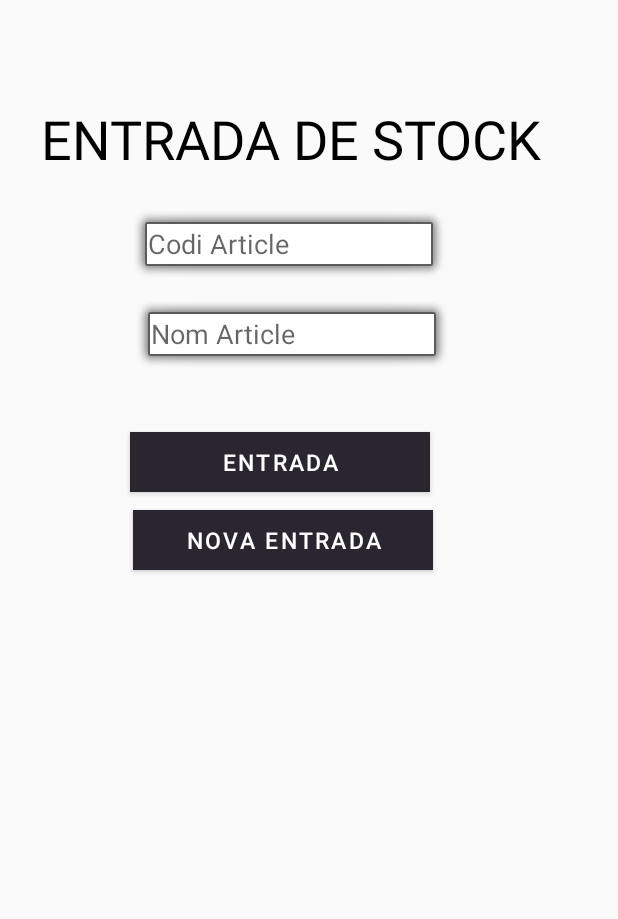
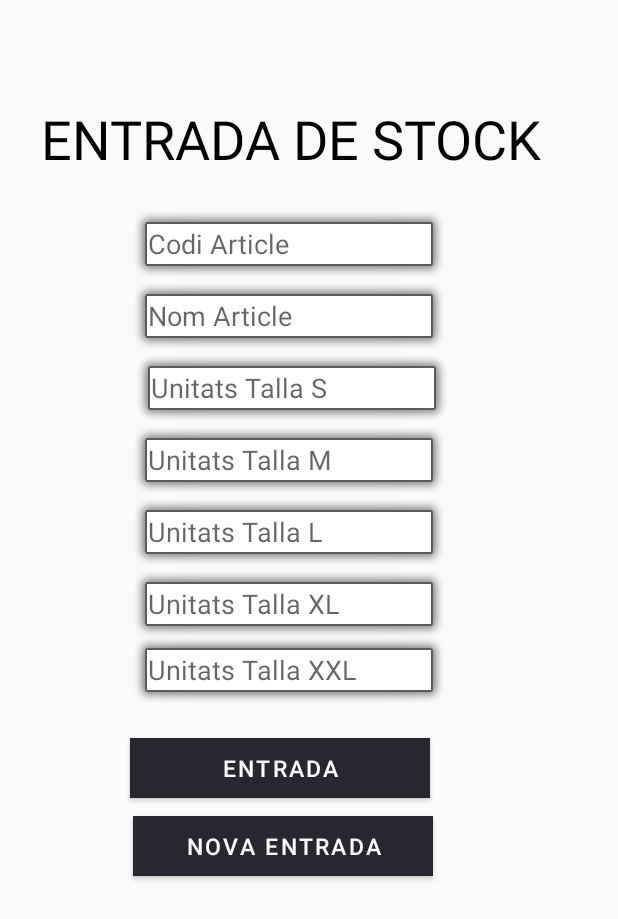
Before and after one commit to dsntta/M13.ProjecteFinal, an Android app: the Entrada screen opened directly, with no data from a screen before it, after a tap on "ENTRADA", on a phone screen of 412 x 824 dp. Shown: the top 919 px of the screen. Run offline under Robolectric (Android 15) with nearby library versions, the phone set to English and light mode, and no system bars.

Commit message:
Afegir opcions de talles per entrada de stock a magatzem

```diff
--- a/Projecte Inditex/app/src/main/java/com/example/projecteinditex/Entrada.java
+++ b/Projecte Inditex/app/src/main/java/com/example/projecteinditex/Entrada.java
@@ -22,7 +22,7 @@ public class Entrada extends AppCompatActivity {
 
 
     Button btnconsultar,btnReset;
-    EditText etId,etNomArticle;
+    EditText etId,etNomArticle,etTallaS,etTallaM,etTallaL,etTallaXL,etTallaXXL;
 
     @Override
     protected void onCreate(Bundle savedInstanceState) {
@@ -34,20 +34,24 @@ public class Entrada extends AppCompatActivity {
         etId = (EditText)findViewById(R.id.et_article_ent);
         etNomArticle = (EditText)findViewById(R.id.nom_article_ent);
 
-
+        etTallaS = (EditText)findViewById(R.id.talla_s_ent);
+        etTallaM = (EditText)findViewById(R.id.talla_m_ent);
+        etTallaL = (EditText)findViewById(R.id.talla_l_ent);
+        etTallaXL = (EditText)findViewById(R.id.talla_xl_ent);
+        etTallaXXL = (EditText)findViewById(R.id.talla_xxl_ent);
 
         btnconsultar.setOnClickListener(new View.OnClickListener() {
             @Override
             public void onClick(View v) {
 
-                if (etId.getText().toString().isEmpty()) {
-                    Toast.makeText(getApplicationContext(), "Indrodueix el codi de l'article", Toast.LENGTH_LONG).show();
-                    etId.setText("");
+                if (etId.getText().toString().isEmpty() && etNomArticle.getText().toString().isEmpty() ) {
+                    Toast.makeText(getApplicationContext(), "Heu d'emplenar tots els camps", Toast.LENGTH_LONG).show();
+
 
                 }else {
-                    //new CargarDatos().execute("https://unsectarian-stack.000webhostapp.com/Android/entrada.php?id="+etId.getText().toString());
-
-                    new CargarDatos().execute("https://unsectarian-stack.000webhostapp.com/Android/entrada.php?id="+etId.getText().toString()+"&tel="+etNomArticle.getText().toString());
+                    new CargarDatos().execute("https://unsectarian-stack.000webhostapp.com/Android/entrada.php?id="+etId.getText().toString()
+                            +"&tel="+etNomArticle.getText().toString() +"&s="+etTallaS.getText().toString() +"&m="+etTallaM.getText().toString()
+                            +"&l="+etTallaL.getText().toString() +"&xl="+etTallaXL.getText().toString() +"&xxl="+etTallaXXL.getText().toString());
                 }
             }
         });
@@ -58,6 +62,11 @@ public class Entrada extends AppCompatActivity {
 
                 etId.setText("");
                 etNomArticle.setText("");
+                etTallaS.setText("");
+                etTallaM.setText("");
+                etTallaL.setText("");
+                etTallaXL.setText("");
+                etTallaXXL.setText("");
 
             }
         });
@@ -83,6 +92,11 @@ public class Entrada extends AppCompatActivity {
             Toast.makeText(getApplicationContext(), "S'han emmagatzemat les dades correctament", Toast.LENGTH_LONG).show();
             etId.setText("");
             etNomArticle.setText("");
+            etTallaS.setText("");
+            etTallaM.setText("");
+            etTallaL.setText("");
+            etTallaXL.setText("");
+            etTallaXXL.setText("");
 
         }
     }
--- a/Projecte Inditex/app/src/main/res/layout/activity_entrada.xml
+++ b/Projecte Inditex/app/src/main/res/layout/activity_entrada.xml
@@ -5,6 +5,76 @@
     android:layout_width="match_parent"
     android:layout_height="match_parent"
     tools:context=".Entrada">
+
+    <EditText
+        android:id="@+id/talla_xxl_ent"
+        android:layout_width="wrap_content"
+        android:layout_height="wrap_content"
+        android:layout_marginTop="424dp"
+        android:background="@android:drawable/alert_light_frame"
+        android:ems="10"
+        android:hint="Unitats Talla XXL"
+        android:inputType="number"
+        app:layout_constraintEnd_toEndOf="parent"
+        app:layout_constraintHorizontal_bias="0.434"
+        app:layout_constraintStart_toStartOf="parent"
+        app:layout_constraintTop_toTopOf="parent" />
+
+    <EditText
+        android:id="@+id/talla_xl_ent"
+        android:layout_width="wrap_content"
+        android:layout_height="wrap_content"
+        android:layout_marginTop="380dp"
+        android:background="@android:drawable/alert_light_frame"
+        android:ems="10"
+        android:hint="Unitats Talla XL"
+        android:inputType="number"
+        app:layout_constraintEnd_toEndOf="parent"
+        app:layout_constraintHorizontal_bias="0.434"
+        app:layout_constraintStart_toStartOf="parent"
+        app:layout_constraintTop_toTopOf="parent" />
+
+    <EditText
+        android:id="@+id/talla_l_ent"
+        android:layout_width="wrap_content"
+        android:layout_height="wrap_content"
+        android:layout_marginTop="332dp"
+        android:background="@android:drawable/alert_light_frame"
+        android:ems="10"
+        android:hint="Unitats Talla L"
+        android:inputType="number"
+        app:layout_constraintEnd_toEndOf="parent"
+        app:layout_constraintHorizontal_bias="0.434"
+        app:layout_constraintStart_toStartOf="parent"
+        app:layout_constraintTop_toTopOf="parent" />
+
+    <EditText
+        android:id="@+id/talla_s_ent"
+        android:layout_width="wrap_content"
+        android:layout_height="wrap_content"
+        android:layout_marginTop="236dp"
+        android:background="@android:drawable/alert_light_frame"
+        android:ems="10"
+        android:hint="Unitats Talla S"
+        android:inputType="number"
+        app:layout_constraintEnd_toEndOf="parent"
+        app:layout_constraintHorizontal_bias="0.444"
+        app:layout_constraintStart_toStartOf="parent"
+        app:layout_constraintTop_toTopOf="parent" />
+
+    <EditText
+        android:id="@+id/talla_m_ent"
+        android:layout_width="wrap_content"
+        android:layout_height="wrap_content"
+        android:layout_marginTop="284dp"
+        android:background="@android:drawable/alert_light_frame"
+        android:ems="10"
+        android:hint="Unitats Talla M"
+        android:inputType="number"
+        app:layout_constraintEnd_toEndOf="parent"
+        app:layout_constraintHorizontal_bias="0.434"
+        app:layout_constraintStart_toStartOf="parent"
+        app:layout_constraintTop_toTopOf="parent" />
 
     <TextView
         android:id="@+id/textView2"
@@ -39,13 +109,30 @@
         android:id="@+id/nom_article_ent"
         android:layout_width="wrap_content"
         android:layout_height="wrap_content"
-        android:layout_marginTop="200dp"
+        android:layout_marginTop="188dp"
         android:background="@android:drawable/alert_light_frame"
         android:ems="10"
         android:hint="Nom Article"
         android:inputType="text"
         app:layout_constraintEnd_toEndOf="parent"
-        app:layout_constraintHorizontal_bias="0.444"
+        app:layout_constraintHorizontal_bias="0.434"
+        app:layout_constraintStart_toStartOf="parent"
+        app:layout_constraintTop_toTopOf="parent" />
+
+    <Button
+        android:id="@+id/btnEntrada"
+        android:layout_width="200dp"
+        android:layout_height="40dp"
+        android:layout_marginStart="8dp"
+        android:layout_marginTop="492dp"
+        android:layout_marginEnd="8dp"
+        android:background="#292630"
+        android:letterSpacing="0.1"
+        android:text="ENTRADA"
+        android:textColor="#FFFFFF"
+        android:textSize="15dp"
+        app:layout_constraintEnd_toEndOf="parent"
+        app:layout_constraintHorizontal_bias="0.4"
         app:layout_constraintStart_toStartOf="parent"
         app:layout_constraintTop_toTopOf="parent" />
 
@@ -54,7 +141,7 @@
         android:layout_width="200dp"
         android:layout_height="40dp"
         android:layout_marginStart="8dp"
-        android:layout_marginTop="340dp"
+        android:layout_marginTop="544dp"
         android:layout_marginEnd="8dp"
         android:background="#292630"
         android:letterSpacing="0.1"
@@ -66,21 +153,4 @@
         app:layout_constraintStart_toStartOf="parent"
         app:layout_constraintTop_toTopOf="parent" />
 
-    <Button
-        android:id="@+id/btnEntrada"
-        android:layout_width="200dp"
-        android:layout_height="40dp"
-        android:layout_marginStart="8dp"
-        android:layout_marginTop="288dp"
-        android:layout_marginEnd="8dp"
-        android:background="#292630"
-        android:letterSpacing="0.1"
-        android:text="ENTRADA"
-        android:textColor="#FFFFFF"
-        android:textSize="15dp"
-        app:layout_constraintEnd_toEndOf="parent"
-        app:layout_constraintHorizontal_bias="0.4"
-        app:layout_constraintStart_toStartOf="parent"
-        app:layout_constraintTop_toTopOf="parent" />
-
 </androidx.constraintlayout.widget.ConstraintLayout>
```
